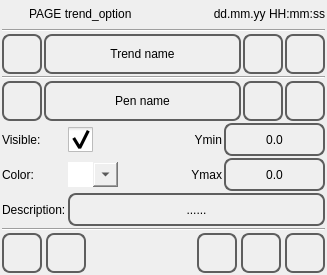
MECTsrl/mect_plugins, file qt_library/ATCMtrend/trend_option.ui: the form before one commit.
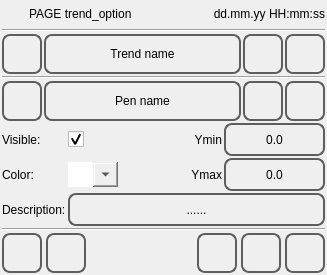
The form after the commit. Icons and pictures are not drawn.

Diff of the .ui file:
```diff
--- a/qt_library/ATCMtrend/trend_option.ui
+++ b/qt_library/ATCMtrend/trend_option.ui
@@ -26,7 +26,12 @@
    <string>trend_option</string>
   </property>
   <property name="styleSheet">
-   <string notr="true"/>
+   <string notr="true">QCheckBox::indicator {
+	width: 16px;
+	height:16px;
+}
+
+</string>
   </property>
   <layout class="QVBoxLayout" name="verticalLayout">
    <property name="spacing">
@@ -714,11 +719,7 @@
         <enum>Qt::NoFocus</enum>
        </property>
        <property name="styleSheet">
-        <string notr="true"> QCheckBox::indicator {
-     width: 25px;
-     height: 25px;
- }
-
+        <string notr="true">
 </string>
        </property>
        <property name="text">
```
